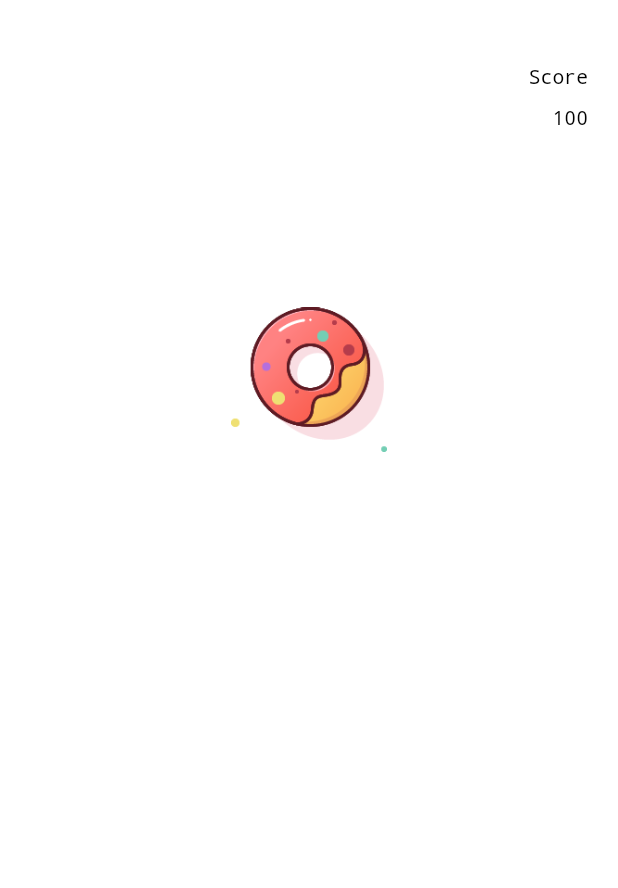
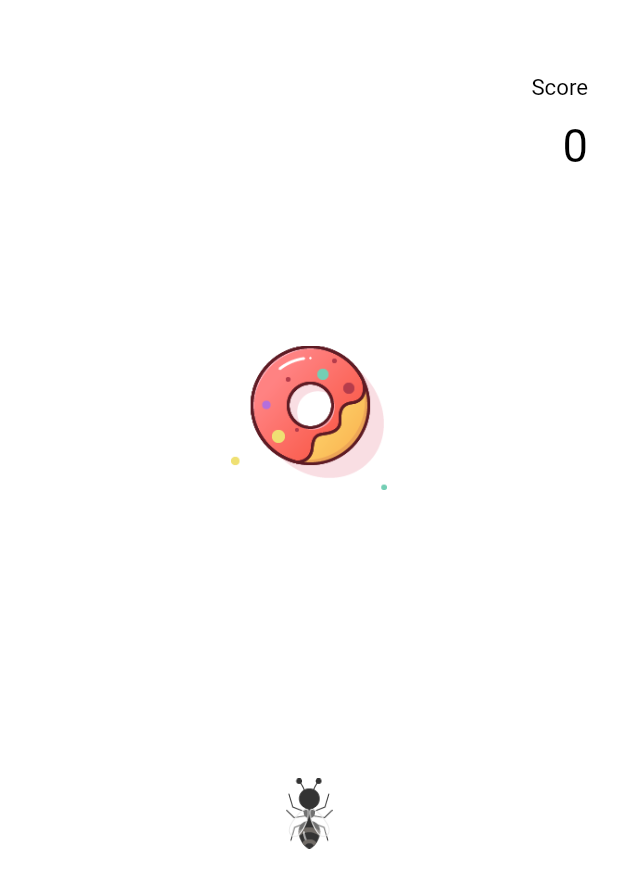
Before and after one commit to greatpie/doughnuts, a Flutter app: the screen it shows after launch, on a phone screen of 412 x 824 dp. Shown: the top 888 px of the screen. Run offline on Flutter 3.47's test engine with Material 2 defaults, Android fonts, the phone set to English and light mode, and no system bars; our stand-ins replace flutter_screenutil.

Commit message:
1. Revert layout size according to device height 2. Modify README

```diff
--- a/lib/main.dart
+++ b/lib/main.dart
@@ -5,61 +5,79 @@ void main() {
   runApp(MaterialApp(
     title: 'Help Doughnuts',
     home: DoughnutsApp(),
-    theme: _customTheme,
   ));
 }
-var _customTheme =ThemeData(
-  primaryColor: Colors.black,
-  backgroundColor: Colors.white,
-);
+
 class DoughnutsApp extends StatefulWidget {
   @override
   _DoughnutsAppState createState() => _DoughnutsAppState();
 }
 
 class _DoughnutsAppState extends State<DoughnutsApp> {
+  int _score = 0;
+
+  void _increaseScore() {
+    setState(() {
+      _score++;
+    });
+  }
+
   @override
   Widget build(BuildContext context) {
     ScreenUtil.instance = ScreenUtil(width: 750, height: 1334)..init(context);
-//    double statusH = ScreenUtil.statusBarHeight;
 
-    double rightPosition = 20.0;
-    var textStyle = TextStyle(
+    final _rightPosition = 20.0;
+    final _textStyle = TextStyle(
         color: Colors.black,
-        fontSize: ScreenUtil(allowFontScaling: true).setSp(24),
         fontWeight: FontWeight.normal,
         decoration: TextDecoration.none);
 
+//    set size
+    var _h = (size) => ScreenUtil().setHeight(size);
+
     return Container(
       color: Colors.white,
+      child: DefaultTextStyle(
+        style: _textStyle,
         child: Stack(
           alignment: Alignment.center,
           children: <Widget>[
             Positioned(
-            top: ScreenUtil().setSp(80),
-            right: rightPosition,
+              top: _h(80),
+              right: _rightPosition,
               child: Text(
                 'Score',
-              style: textStyle,
+                style: TextStyle(fontSize: _h(24)),
               ),
             ),
             Positioned(
-            top: ScreenUtil().setSp(130),
-            right: rightPosition,
+              top: _h(130),
+              right: _rightPosition,
               child: Text(
-              '100',
-              style: textStyle,
+                '$_score',
+                style: TextStyle(fontSize: _h(49)),
               ),
             ),
             Positioned(
-            top: ScreenUtil().setSp(373),
+              top: _h(373),
               child: Image(
                 image: AssetImage("assets/donuts.png"),
-              height: ScreenUtil().setHeight(156),
+                height: _h(156),
+              ),
+            ),
+            Positioned(
+              top: _h(840),
+              child: GestureDetector(
+                child: Image(
+                  image: AssetImage("assets/eggs_ant.png"),
+                  height: _h(76),
+                ),
+                onTap: _increaseScore,
               ),
             ),
           ],
         ),
+      ),
     );
   }
 }
--- a/pubspec.yaml
+++ b/pubspec.yaml
@@ -44,7 +44,9 @@ flutter:
   # To add assets to your application, add an assets section, like this:
   assets:
    - assets/ant_dead.png
+   - assets/btn_normal.png
    - assets/donuts.png
+   - assets/eggs_ant.png
 
   # An image asset can refer to one or more resolution-specific "variants", see
   # https://flutter.io/assets-and-images/#resolution-aware.
```
Also changed, not shown: pubspec.lock, 1 other file. Lines whose indentation alone changed are shown as unchanged.
